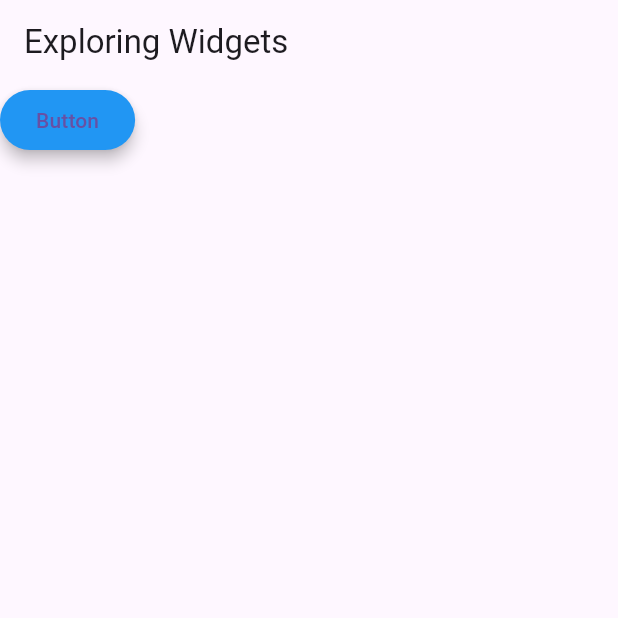
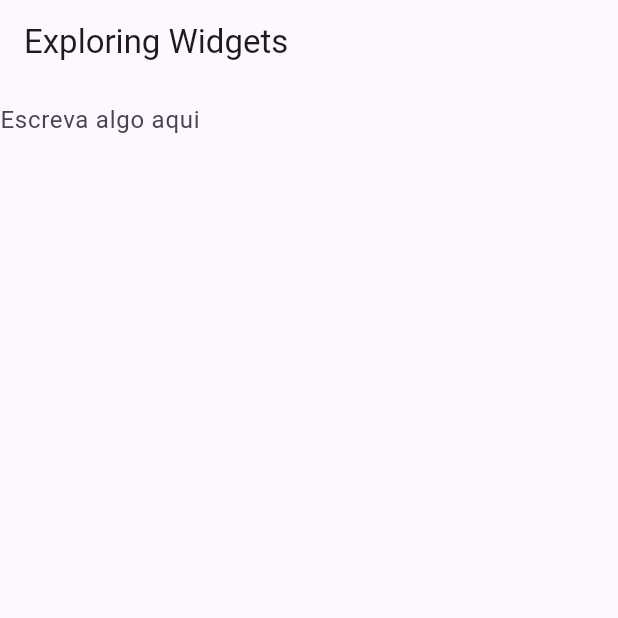
Before and after one commit to bryantavares25/Technologist_system_analyses_development, a Flutter app: the screen it shows after launch, on a phone screen of 412 x 824 dp, the top half of it. Run offline on Flutter 3.47's test engine with Material 3 defaults, Android fonts, the phone set to English and light mode, and no system bars.

Commit message:
Update main.dart

```diff
--- a/Aula_widgets/flutter_application_2/lib/main.dart
+++ b/Aula_widgets/flutter_application_2/lib/main.dart
@@ -29,16 +29,25 @@ class MyApp extends StatelessWidget {
 //return Padding(padding: EdgeInsets.all(16.0), child: Text("Olá, Flutter!"));
 //}
 
+//Widget myWidget() {
+//  return ElevatedButton(
+//    onPressed: () {
+//      // Ação quando o botão for pressionado
+//    },
+//    style: ElevatedButton.styleFrom(
+//      backgroundColor: Colors.blue, // Substitui "color"
+//      elevation: 4.0, // Substitui "altitude"
+//      splashFactory: InkSplash.splashFactory, // Alternativa ao splashColor
+//    ),
+//    child: const Text('Button'),
+//  );
+//}
+
 Widget myWidget() {
-  return ElevatedButton(
-    onPressed: () {
-      // Ação quando o botão for pressionado
-    },
-    style: ElevatedButton.styleFrom(
-      backgroundColor: Colors.blue, // Substitui "color"
-      elevation: 4.0, // Substitui "altitude"
-      splashFactory: InkSplash.splashFactory, // Alternativa ao splashColor
+  return TextField(
+    decoration: InputDecoration(
+      border: InputBorder.none,
+      hintText: 'Escreva algo aqui',
     ),
-    child: const Text('Button'),
   );
 }
```
